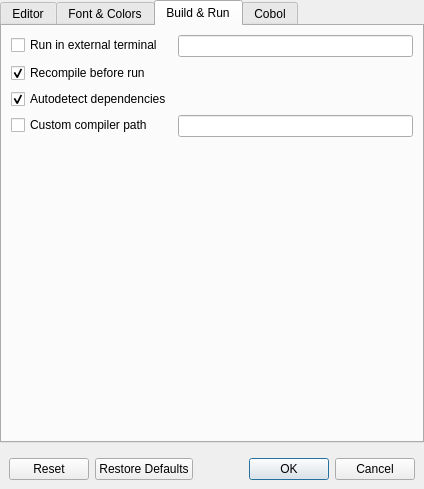
Qt form forms/dlg_preferences.ui (OpenCobolIDE/OpenCobolIDE) before a commit.
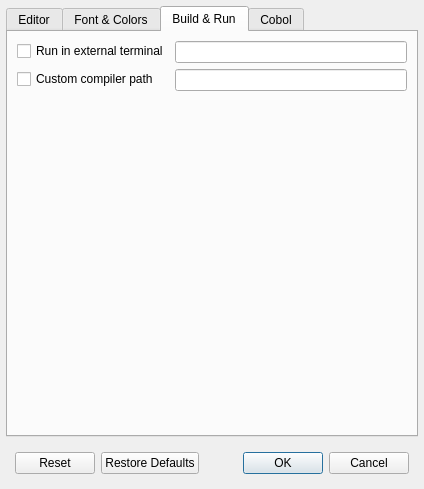
The same form after that commit. The open tabs and pages were chosen to show the change. Icons and pictures are not drawn.

The edit to the form file:
```diff
--- a/forms/dlg_preferences.ui
+++ b/forms/dlg_preferences.ui
@@ -20,16 +20,16 @@
   </property>
   <layout class="QGridLayout" name="gridLayout_2">
    <property name="leftMargin">
-    <number>0</number>
+    <number>6</number>
    </property>
    <property name="topMargin">
-    <number>0</number>
+    <number>6</number>
    </property>
    <property name="rightMargin">
-    <number>0</number>
+    <number>6</number>
    </property>
    <property name="bottomMargin">
-    <number>0</number>
+    <number>6</number>
    </property>
    <item row="0" column="0">
     <widget class="QWidget" name="widget" native="true">
@@ -383,33 +383,13 @@
            <widget class="QLineEdit" name="lineEditRunTerm"/>
           </item>
           <item row="3" column="0">
-           <widget class="QCheckBox" name="checkBoxCompileBeforeRun">
-            <property name="text">
-             <string>Recompile before run</string>
-            </property>
-            <property name="checked">
-             <bool>true</bool>
-            </property>
-           </widget>
-          </item>
-          <item row="4" column="0">
-           <widget class="QCheckBox" name="checkBoxAutoDetectDeps">
-            <property name="text">
-             <string>Autodetect dependencies</string>
-            </property>
-            <property name="checked">
-             <bool>true</bool>
-            </property>
-           </widget>
-          </item>
-          <item row="5" column="0">
            <widget class="QCheckBox" name="checkBoxCustomPath">
             <property name="text">
              <string>Custom compiler path</string>
             </property>
            </widget>
           </item>
-          <item row="5" column="1">
+          <item row="3" column="1">
            <widget class="QLineEdit" name="lineEditCompilerPath"/>
           </item>
          </layout>
```
Left out of the diff: 2 changed lines with no effect on the pictures.
